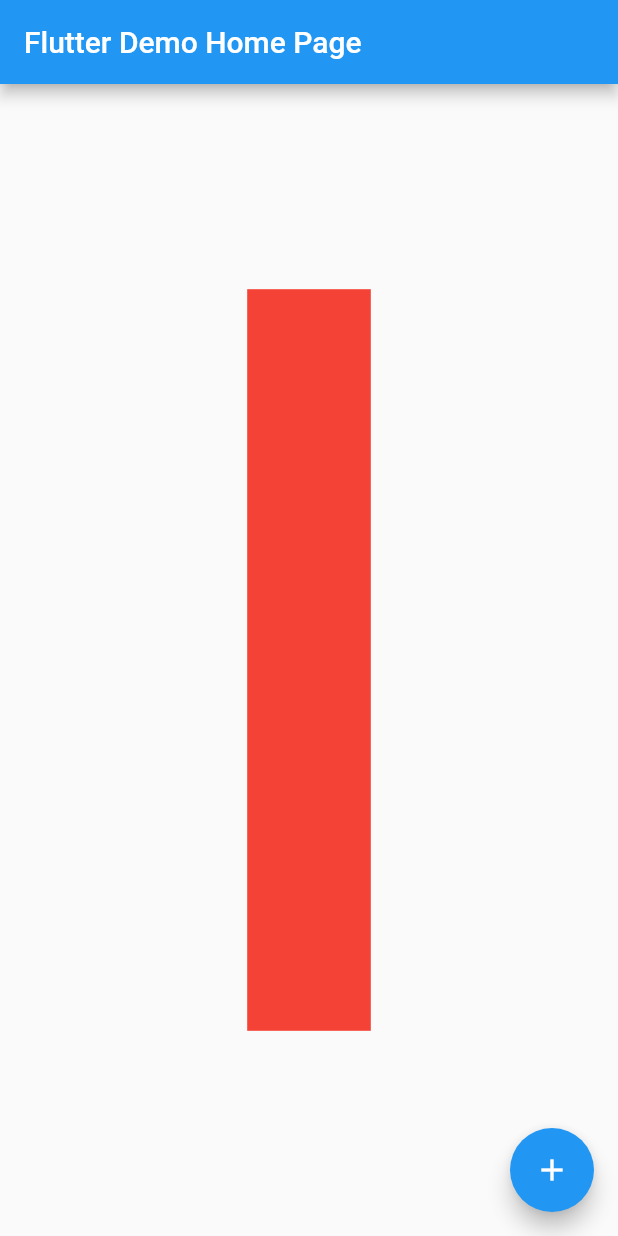
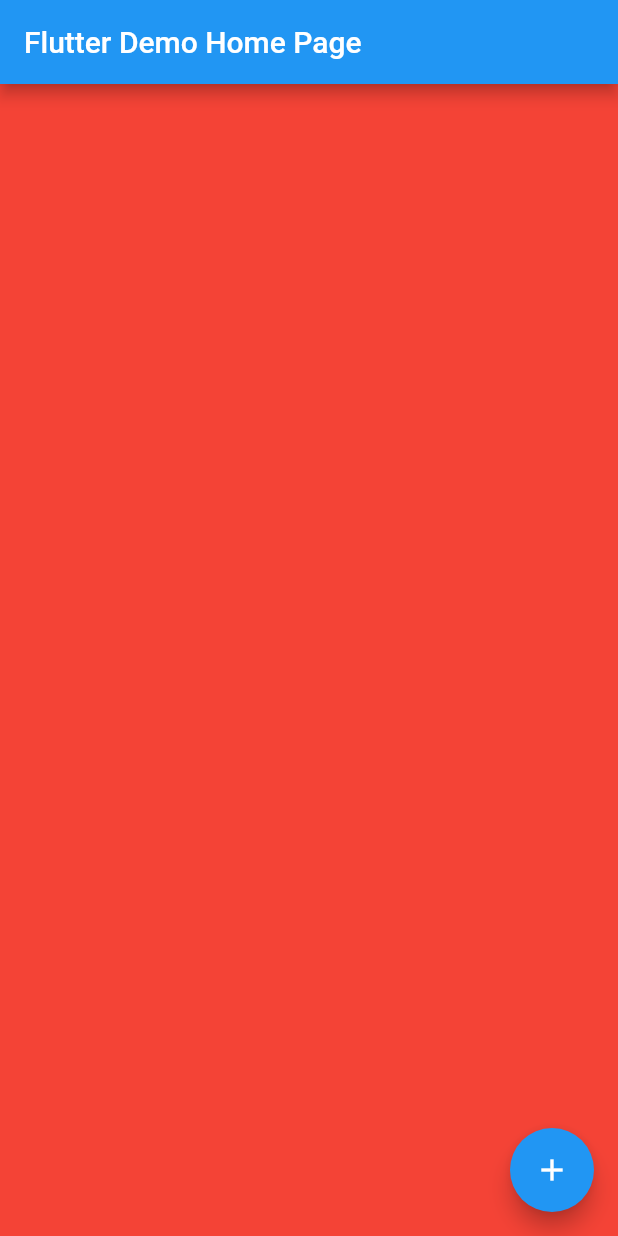
Before and after one commit to aa41/GifImage, a Flutter app: the screen it shows after launch, on a phone screen of 412 x 824 dp. Run offline on Flutter 3.47's test engine with Material 2 defaults, Android fonts, the phone set to English and light mode, and no system bars.

Commit message:
没啥可写的

```diff
--- a/lib/main.dart
+++ b/lib/main.dart
@@ -45,8 +45,8 @@ class _MyHomePageState extends State<MyHomePage> {
         // in the middle of the parent.
         child: Wrapper(designWidth: 500, designHeight: 500, child: (utils,ctx){
           return Container(
-            width: utils.wrapWidth(100),
-            height: utils.wrapHeight(300),
+            width: utils.wrapWidth(500),
+            height: utils.wrapHeight(500),
             color: Colors.red,
           );
         })
--- a/lib/wrap/wrap.dart
+++ b/lib/wrap/wrap.dart
@@ -34,27 +34,19 @@ class WrapperState extends State<Wrapper> {
   void initState() {
     super.initState();
     WidgetsBinding.instance.addPostFrameCallback((_) {
-      if (screenHeight == 0 || screenWidth == 0) {
-        screenWidth = MediaQuery.of(context).size.width;
-        screenHeight = MediaQuery.of(context).size.height;
-        if (screenWidth == 0 || screenHeight == 0) {
       var defaultMetricsChanged = window.onMetricsChanged;
       window.onMetricsChanged = () {
         defaultMetricsChanged?.call();
         if (!window.physicalSize.isEmpty) {
           screenWidth = window.physicalSize.width / window.devicePixelRatio;
-              screenHeight =
-                  window.physicalSize.height / window.devicePixelRatio;
-              _utils = WrapperUtils(screenWidth, screenHeight,
-                  widget.designWidth, widget.designHeight);
-              window.onMetricsChanged = defaultMetricsChanged;
+          screenHeight = window.physicalSize.height / window.devicePixelRatio;
+          _utils = WrapperUtils(screenWidth, screenHeight, widget.designWidth,
+              widget.designHeight);
           if (mounted) {
             setState(() {});
           }
         }
       };
-        }
-      }
     });
   }
 
```
Lines whose indentation alone changed are shown as unchanged.
